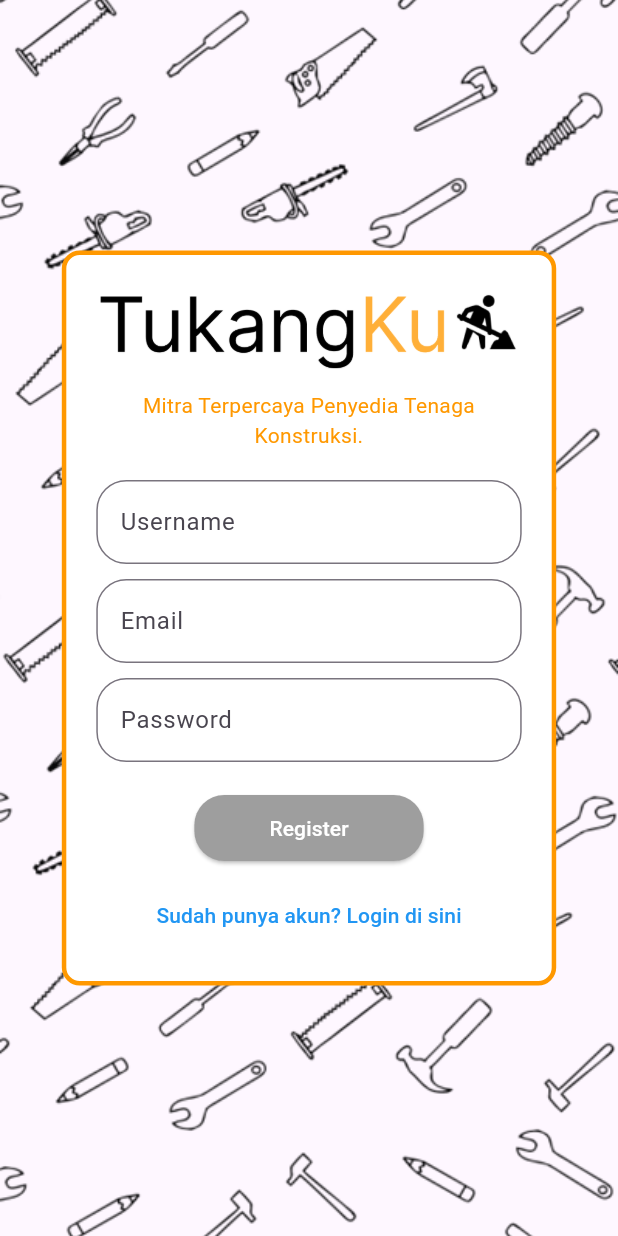
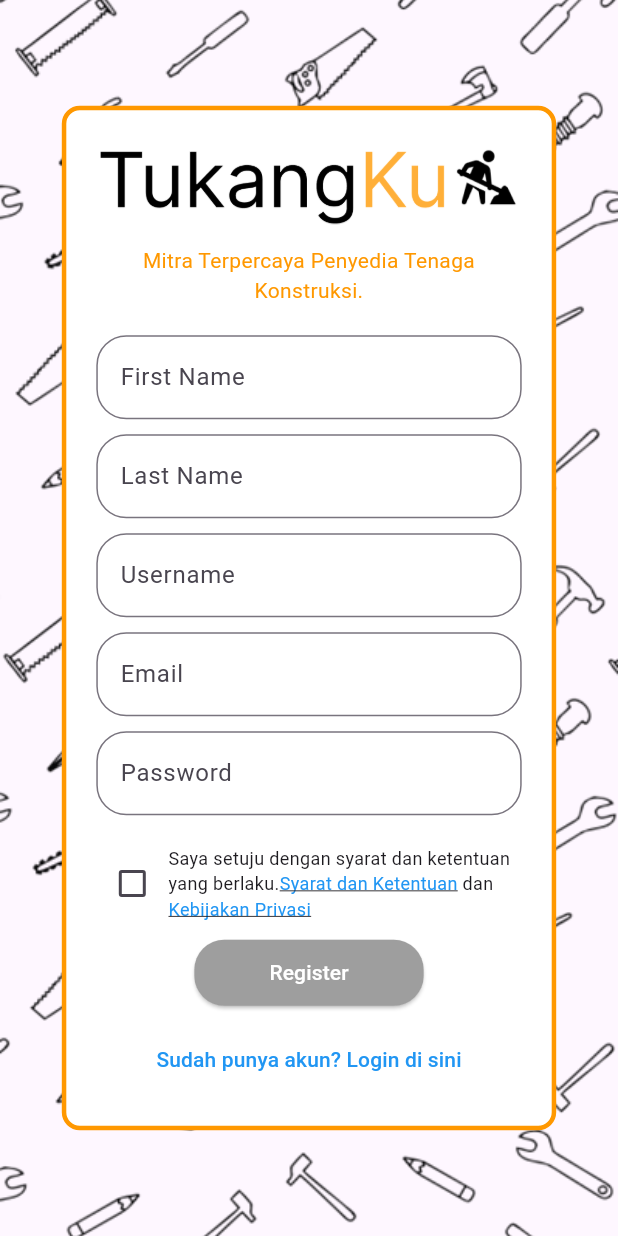
Before and after one commit to farellkresnanda/TUBES-APB, a Flutter app: the RegisterScreen screen opened directly, on a phone screen of 412 x 824 dp. Run offline on Flutter 3.47's test engine with Material 3 defaults, Android fonts, the phone set to English and light mode, and no system bars; our stand-ins replace image_picker, supabase_flutter; accounts and stored records are empty.

Commit message:
Register Screen (20 April)

```diff
--- a/lib/screens/register_screen.dart
+++ b/lib/screens/register_screen.dart
@@ -11,16 +11,35 @@
 }
 
 class _RegisterScreenState extends State<RegisterScreen> {
+  final _firstNameController = TextEditingController();
+  final _lastNameController = TextEditingController();
   final _emailController = TextEditingController();
   final _passwordController = TextEditingController();
   final _usernameController = TextEditingController();
   final _supabase = Supabase.instance.client;
+  bool _agreeToTerms = false;
 
   String _hashPassword(String password) {
     return sha256.convert(utf8.encode(password)).toString();
   }
 
   Future<void> _register() async {
+    if (_firstNameController.text.isEmpty ||
+        _lastNameController.text.isEmpty ||
+        _emailController.text.isEmpty ||
+        _passwordController.text.isEmpty ||
+        _usernameController.text.isEmpty) {
+      ScaffoldMessenger.of(context).showSnackBar(
+        const SnackBar(content: Text('Semua field harus diisi!')),
+      );
+      return;
+    }
+    if (!_agreeToTerms) {
+      ScaffoldMessenger.of(context).showSnackBar(
+        const SnackBar(content: Text('Anda harus menyetujui syarat dan ketentuan!')),
+      );
+      return;
+    }
     try {
       final response = await _supabase.auth.signUp(
         email: _emailController.text,
@@ -33,12 +52,14 @@
           'email': _emailController.text,
           'password': _hashPassword(_passwordController.text),
           'username': _usernameController.text,
+          'full_name': '${_firstNameController.text} ${_lastNameController.text}',
         });
         ScaffoldMessenger.of(context).showSnackBar(
           const SnackBar(content: Text('Registrasi berhasil!')),
         );
         Navigator.pop(context);
       }
+
     } catch (e) {
       ScaffoldMessenger.of(context).showSnackBar(
         SnackBar(content: Text('Registrasi gagal: $e')),
@@ -82,6 +103,27 @@
                     textAlign: TextAlign.center,
                   ),
                   const SizedBox(height: 20),
+
+                  TextField(
+                    controller: _firstNameController,
+                    decoration: InputDecoration(
+                      labelText: 'First Name',
+                      border: OutlineInputBorder(
+                        borderRadius: BorderRadius.circular(20),
+                      ),
+                    ),
+                  ),
+                  const SizedBox(height: 10),
+                  TextField(
+                    controller: _lastNameController,
+                    decoration: InputDecoration(
+                      labelText: 'Last Name',
+                      border: OutlineInputBorder(
+                        borderRadius: BorderRadius.circular(20),
+                      ),
+                    ),
+                  ),
+                  const SizedBox(height: 10),
                   TextField(
                     controller: _usernameController,
                     decoration: InputDecoration(
@@ -113,6 +155,44 @@
                     obscureText: true,
                   ),
                   const SizedBox(height: 20),
+                  Row(
+                    children: [
+                      Checkbox(
+                        value: _agreeToTerms,
+                        onChanged: (value) {
+                          setState(() {
+                            _agreeToTerms = value ?? false;
+                          });
+                        },
+                      ),
+                      const Expanded(
+                        child: Text.rich(
+                          TextSpan(
+                            text: 'Saya setuju dengan syarat dan ketentuan yang berlaku.',
+                            style: const TextStyle(fontSize: 12),
+                            children: [
+                              TextSpan(
+                                text: 'Syarat dan Ketentuan',
+                                style: TextStyle(
+                                  color: Colors.blue,
+                                  decoration: TextDecoration.underline,
+                                ),
+                              ),
+                              const TextSpan(text: ' dan '),
+                              TextSpan(
+                                text: 'Kebijakan Privasi',
+                                style: TextStyle(
+                                  color: Colors.blue,
+                                  decoration: TextDecoration.underline,
+                                ),
+                              ),
+                            ]
+                          ),
+                        ),
+                      ),
+                    ],
+                  ),
+                  const SizedBox(height: 10),
                   ElevatedButton(
                     onPressed: _register,
                     style: ElevatedButton.styleFrom(
```
